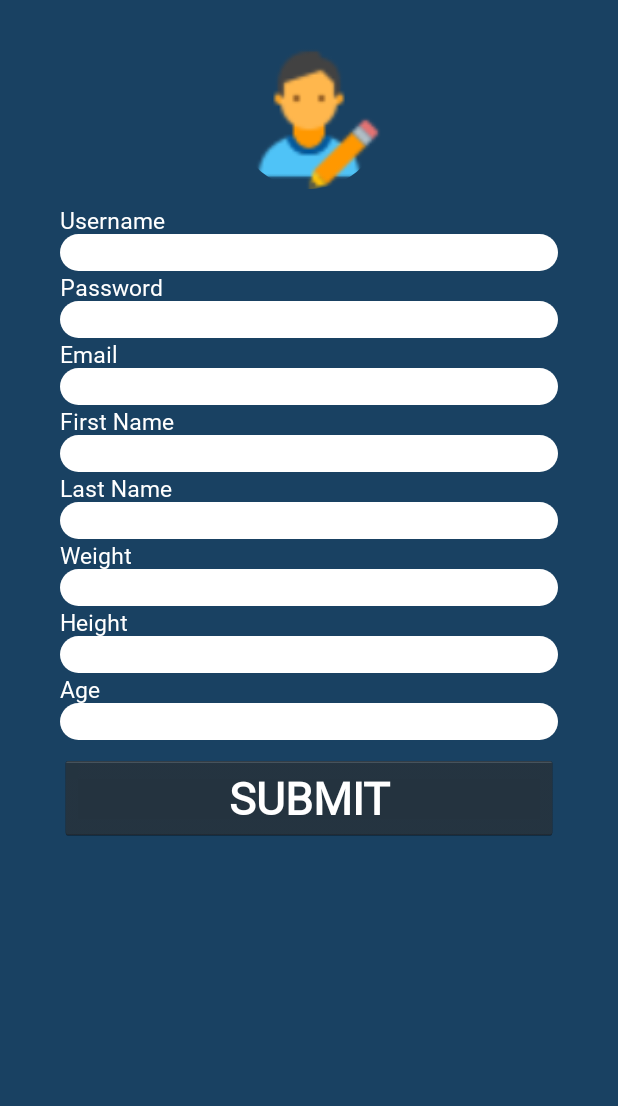
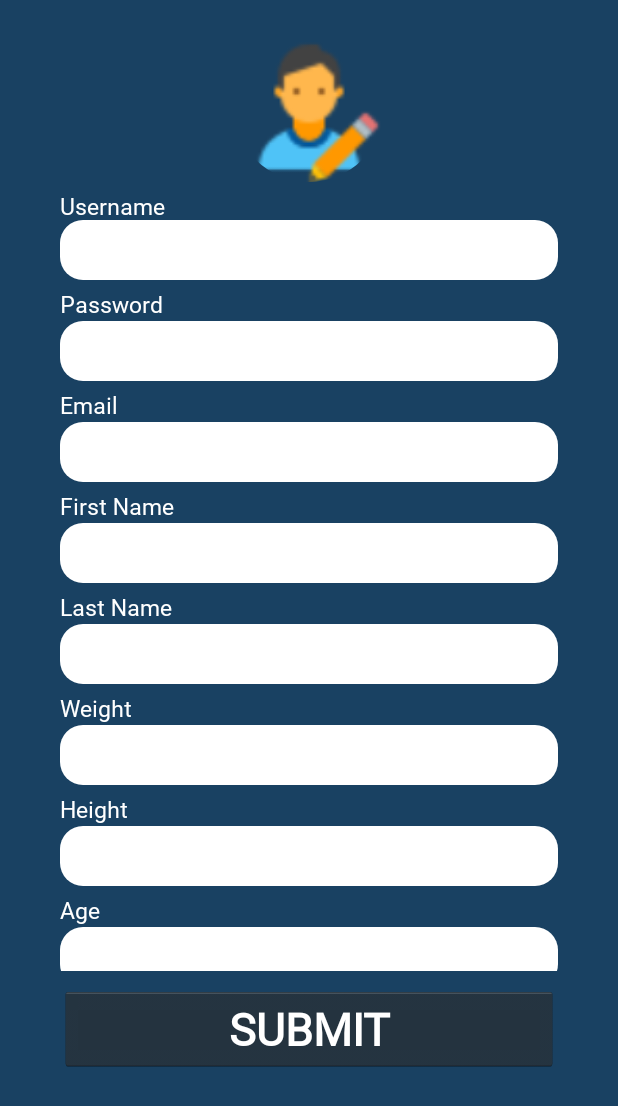
Before and after one commit to mylamHEHE/FYP, an Android app: the RegistrationActivity screen opened directly, with no data from a screen before it, on a phone screen of 412 x 824 dp. Shown: the top 1106 px of the screen. Run offline under Robolectric (Android 15) with nearby library versions, the light colour scheme and no system bars; our stand-ins replace CircleImageView.

Commit message:
amend layout

```diff
--- a/app/src/main/java/com/example/user/smartfitnesstrainer/Main/BLE/RegistrationActivity.java
+++ b/app/src/main/java/com/example/user/smartfitnesstrainer/Main/BLE/RegistrationActivity.java
@@ -8,7 +8,7 @@ import com.example.user.smartfitnesstrainer.R;
 public class RegistrationActivity extends AppCompatActivity {
     @Override
     protected void onCreate(Bundle savedInstanceState) {
+        super.onCreate(savedInstanceState);
         setContentView(R.layout.registraionactivity);
-        super.onCreate(savedInstanceState);
     }
 }
--- a/app/src/main/java/com/example/user/smartfitnesstrainer/Main/HomeActivity.java
+++ b/app/src/main/java/com/example/user/smartfitnesstrainer/Main/HomeActivity.java
@@ -25,7 +25,8 @@ public class HomeActivity extends AppCompatActivity{
     SectionsPagerAdapter adapter;
     TabLayout tabLayout;
     PrefKey prefKey;
-    public static String URL_Base ="http://192.168.1.180:5000/";
+    public static String URL_Base ="http://192.168.137.212" +
+            ":5000/";
     @Override
     protected void attachBaseContext(Context newBase) {
         super.attachBaseContext(ViewPumpContextWrapper.wrap(newBase));
--- a/app/src/main/java/com/example/user/smartfitnesstrainer/Main/Splash/StartLoginActivity.java
+++ b/app/src/main/java/com/example/user/smartfitnesstrainer/Main/Splash/StartLoginActivity.java
@@ -35,6 +35,7 @@ import android.widget.Toast;
 import java.util.ArrayList;
 import java.util.List;
 
+import com.example.user.smartfitnesstrainer.Main.BLE.RegistrationActivity;
 import com.example.user.smartfitnesstrainer.Main.HomeActivity;
 import com.example.user.smartfitnesstrainer.Main.UserModel.Login;
 import com.example.user.smartfitnesstrainer.Main.UserModel.User;
@@ -108,7 +109,8 @@ public class StartLoginActivity extends AppCompatActivity implements LoaderCallb
         registration.setOnClickListener(new View.OnClickListener(){
             @Override
             public void onClick(View v){
-                setContentView(R.layout.registraionactivity);
+                Intent intent = new Intent(getApplicationContext(),RegistrationActivity.class);
+                startActivity(intent);
             }
         });
         Button mEmailSignInButton = (Button) findViewById(R.id.email_sign_in_button);
--- a/app/src/main/java/com/example/user/smartfitnesstrainer/Main/Video_inner/Video_innerActivity.java
+++ b/app/src/main/java/com/example/user/smartfitnesstrainer/Main/Video_inner/Video_innerActivity.java
@@ -40,6 +40,8 @@ import retrofit2.Response;
 import retrofit2.Retrofit;
 import retrofit2.converter.gson.GsonConverterFactory;
 
+import static com.example.user.smartfitnesstrainer.Main.HomeActivity.URL_Base;
+
 
 public class Video_innerActivity extends AppCompatActivity {
     private static final String TAG = "Video_innerActivity";
@@ -56,7 +58,7 @@ Button start;
     //varss
     public Retrofit.Builder builder = new Retrofit.Builder()
             .addConverterFactory(GsonConverterFactory.create())
-            .baseUrl("http://10.0.2.2:5000/");
+            .baseUrl(URL_Base);
 
     Retrofit retrofit = builder.build();
     UserClient userClient = retrofit.create(UserClient.class);
--- a/app/src/main/res/drawable/rounded_edittext.xml
+++ b/app/src/main/res/drawable/rounded_edittext.xml
@@ -5,6 +5,7 @@
         <corners
             android:bottomRightRadius="15dp"
             android:bottomLeftRadius="15dp"
+            android:padding="10dp"
             android:topLeftRadius="15dp"
             android:topRightRadius="15dp"/>
     </shape>
--- a/app/src/main/res/layout/registraionactivity.xml
+++ b/app/src/main/res/layout/registraionactivity.xml
@@ -1,5 +1,5 @@
 <?xml version="1.0" encoding="utf-8"?>
-<LinearLayout xmlns:android="http://schemas.android.com/apk/res/android"
+<android.support.v4.widget.NestedScrollView xmlns:android="http://schemas.android.com/apk/res/android"
     android:layout_width="match_parent"
     android:layout_height="match_parent"
     android:background="#194162"
@@ -11,6 +11,10 @@
     android:paddingTop="@dimen/activity_vertical_margin"
     >
     <LinearLayout
+        android:orientation="vertical"
+        android:layout_width="match_parent"
+        android:layout_height="match_parent">
+    <LinearLayout
         android:id="@+id/other"
         android:layout_width="match_parent"
         android:layout_height="wrap_content"
@@ -21,8 +25,8 @@
                         android:layout_width="100dp"
                         android:layout_height="100dp"
                         android:layout_centerInParent="true"
-                        android:layout_marginTop="10dp"
-                        android:layout_marginBottom="10dp"
+                        android:layout_marginTop="5dp"
+                        android:layout_marginBottom="5dp"
                         android:src="@drawable/registraion"/>
     </LinearLayout>
             <TextView
@@ -38,7 +42,7 @@
                 android:layout_height="wrap_content">
                 <EditText
                     android:id="@+id/username"
-                    android:layout_height="wrap_content"
+                    android:layout_height="40dp"
                     android:layout_width="match_parent"
                     android:background="@drawable/rounded_edittext"
                     android:inputType="text"
@@ -51,7 +55,8 @@
                 android:layout_width="wrap_content"
                 android:layout_height="wrap_content"
                 android:text="Password"
-                android:layout_marginBottom="-12dp"
+                android:layout_marginTop="5dp"
+                android:layout_marginBottom="-10dp"
                 android:textSize="15sp"
                 android:textColor="#FFF"/>
             <android.support.design.widget.TextInputLayout
@@ -59,7 +64,7 @@
                 android:layout_height="wrap_content">
                 <EditText
                     android:id="@+id/password"
-                    android:layout_height="wrap_content"
+                    android:layout_height="40dp"
                     android:layout_width="match_parent"
                     android:background="@drawable/rounded_edittext"
                     android:inputType="textPassword"
@@ -73,7 +78,8 @@
                 android:layout_width="wrap_content"
                 android:layout_height="wrap_content"
                 android:text="Email"
-                android:layout_marginBottom="-12dp"
+                android:layout_marginTop="5dp"
+                android:layout_marginBottom="-10dp"
                 android:textSize="15sp"
                 android:textColor="#FFF"/>
             <android.support.design.widget.TextInputLayout
@@ -81,7 +87,7 @@
                 android:layout_height="wrap_content">
                 <EditText
                     android:id="@+id/email"
-                    android:layout_height="wrap_content"
+                    android:layout_height="40dp"
                     android:layout_width="match_parent"
                     android:background="@drawable/rounded_edittext"
                     android:inputType="textEmailAddress"
@@ -95,7 +101,8 @@
                 android:layout_width="wrap_content"
                 android:layout_height="wrap_content"
                 android:text="First Name"
-                android:layout_marginBottom="-12dp"
+                android:layout_marginTop="5dp"
+                android:layout_marginBottom="-10dp"
                 android:textSize="15sp"
                 android:textColor="#FFF"/>
             <android.support.design.widget.TextInputLayout
@@ -103,7 +110,7 @@
                 android:layout_height="wrap_content">
                 <EditText
                     android:id="@+id/firstname"
-                    android:layout_height="wrap_content"
+                    android:layout_height="40dp"
                     android:layout_width="match_parent"
                     android:background="@drawable/rounded_edittext"
                     android:inputType="text"
@@ -117,7 +124,8 @@
                 android:layout_width="wrap_content"
                 android:layout_height="wrap_content"
                 android:text="Last Name"
-                android:layout_marginBottom="-12dp"
+                android:layout_marginTop="5dp"
+                android:layout_marginBottom="-10dp"
                 android:textSize="15sp"
                 android:textColor="#FFF"/>
             <android.support.design.widget.TextInputLayout
@@ -125,7 +133,7 @@
                 android:layout_height="wrap_content">
                 <EditText
                     android:id="@+id/lasttname"
-                    android:layout_height="wrap_content"
+                    android:layout_height="40dp"
                     android:layout_width="match_parent"
                     android:background="@drawable/rounded_edittext"
                     android:inputType="text"
@@ -139,7 +147,8 @@
                 android:layout_width="wrap_content"
                 android:layout_height="wrap_content"
                 android:text="Weight"
-                android:layout_marginBottom="-12dp"
+                android:layout_marginTop="5dp"
+                android:layout_marginBottom="-10dp"
                 android:textSize="15sp"
                 android:textColor="#FFF"/>
             <android.support.design.widget.TextInputLayout
@@ -147,7 +156,7 @@
                 android:layout_height="wrap_content">
                 <EditText
                     android:id="@+id/weight"
-                    android:layout_height="wrap_content"
+                    android:layout_height="40dp"
                     android:layout_width="match_parent"
                     android:background="@drawable/rounded_edittext"
                     android:inputType="text"
@@ -161,7 +170,8 @@
                 android:layout_width="wrap_content"
                 android:layout_height="wrap_content"
                 android:text="Height"
-                android:layout_marginBottom="-12dp"
+                android:layout_marginTop="5dp"
+                android:layout_marginBottom="-10dp"
                 android:textSize="15sp"
                 android:textColor="#FFF"/>
             <android.support.design.widget.TextInputLayout
@@ -169,7 +179,7 @@
                 android:layout_height="wrap_content">
                 <EditText
                     android:id="@+id/height"
-                    android:layout_height="wrap_content"
+                    android:layout_height="40dp"
                     android:layout_width="match_parent"
                     android:background="@drawable/rounded_edittext"
                     android:inputType="text"
@@ -183,15 +193,16 @@
                 android:layout_width="wrap_content"
                 android:layout_height="wrap_content"
                 android:text="Age"
-                android:layout_marginBottom="-12dp"
+                android:layout_marginTop="5dp"
+                android:layout_marginBottom="-10dp"
                 android:textSize="15sp"
                 android:textColor="#FFF"/>
             <android.support.design.widget.TextInputLayout
                 android:layout_width="match_parent"
-                android:layout_height="wrap_content">
+                android:layout_height="40dp">
                 <EditText
                     android:id="@+id/age"
-                    android:layout_height="wrap_content"
+                    android:layout_height="40dp"
                     android:layout_width="match_parent"
                     android:background="@drawable/rounded_edittext"
                     android:inputType="text"
@@ -210,4 +221,5 @@
                 android:text="SUBMIT"
                 android:textStyle="bold"
                 android:textColor="#FFF"/>
-</LinearLayout>
+    </LinearLayout>
+</android.support.v4.widget.NestedScrollView>
```
Also changed, not shown: app/src/main/res/layout/activity_start_login.xml (+22 -26 lines).
